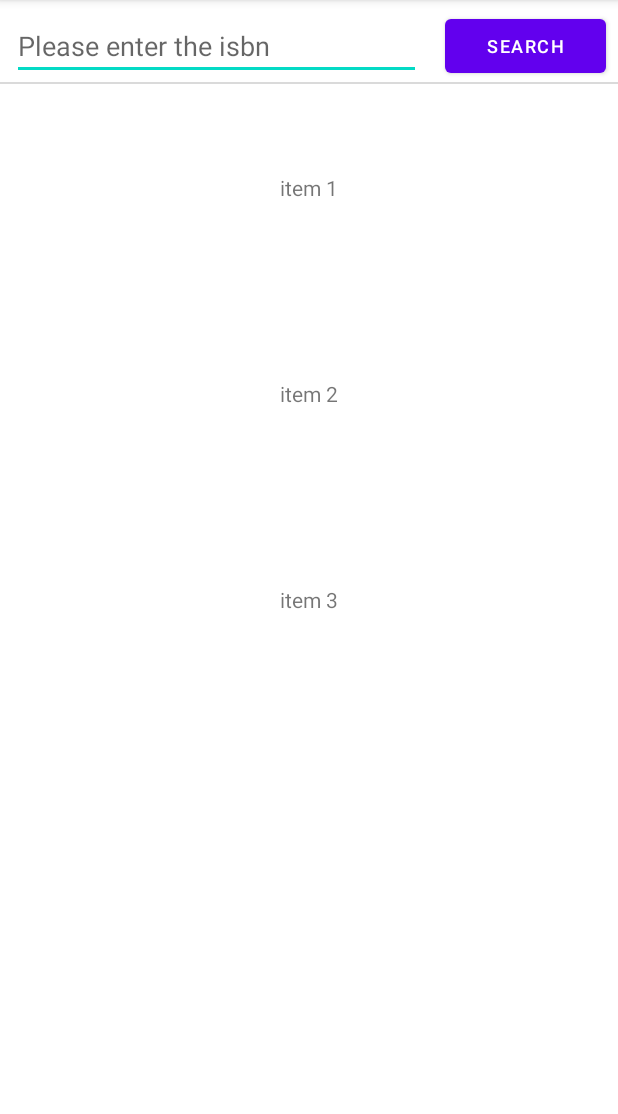
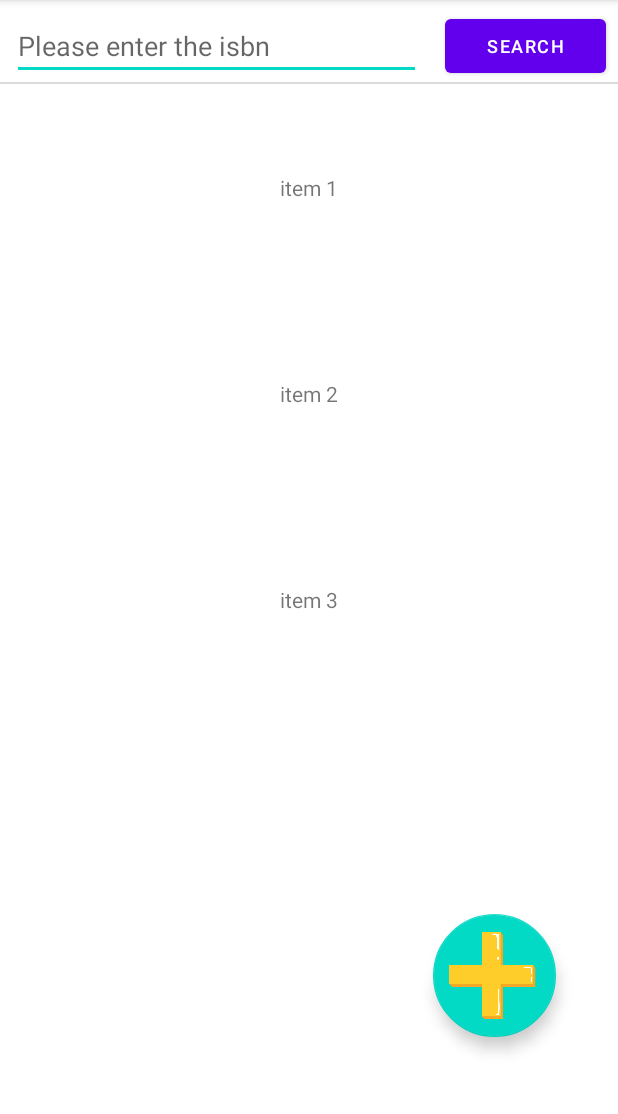
Before and after one commit to bixiao7648/LibraryManager, an Android app: the screen it shows after launch (MainActivity), on a phone screen of 412 x 824 dp, the part 84-1198 px from its top. Run offline under Robolectric (Android 15) with nearby library versions, the phone set to English and light mode, and no system bars.

Commit message:
add book-adding page Reason: requirement Solution: add a jumping button and an editing page

```diff
--- a/app/src/main/java/com/example/librarymanager/MainActivity.kt
+++ b/app/src/main/java/com/example/librarymanager/MainActivity.kt
@@ -5,6 +5,7 @@ import android.os.Bundle
 import androidx.recyclerview.widget.LinearLayoutManager
 import androidx.recyclerview.widget.RecyclerView
 import com.example.librarymanager.recyclerview.BookAdapter
+import com.google.android.material.floatingactionbutton.FloatingActionButton
 
 class MainActivity : AppCompatActivity() {
 
@@ -16,5 +17,8 @@ class MainActivity : AppCompatActivity() {
         recyclerView = findViewById(R.id.books_recycler_view)
         recyclerView.adapter = BookAdapter(listOf("item 1", "item 2", "item 3"))
         recyclerView.layoutManager = LinearLayoutManager(this)
+        findViewById<FloatingActionButton>(R.id.fab).setOnClickListener {
+            BookCenter.getInstance().addNewBook(this)
+        }
     }
 }
--- a/app/src/main/java/com/example/librarymanager/db/BookInfoDao.kt
+++ b/app/src/main/java/com/example/librarymanager/db/BookInfoDao.kt
@@ -1,4 +1,4 @@
-package com.example.dbdemo.db
+package com.example.librarymanager.db
 
 import androidx.room.Dao
 import androidx.room.Delete
--- a/app/src/main/java/com/example/librarymanager/db/BookInfoDatabase.kt
+++ b/app/src/main/java/com/example/librarymanager/db/BookInfoDatabase.kt
@@ -1,4 +1,4 @@
-package com.example.dbdemo.db
+package com.example.librarymanager.db
 
 import android.content.Context
 import androidx.room.Database
--- a/app/src/main/java/com/example/librarymanager/db/BookInfoExt.kt
+++ b/app/src/main/java/com/example/librarymanager/db/BookInfoExt.kt
@@ -1,4 +1,4 @@
-package com.example.dbdemo.db
+package com.example.librarymanager.db
 
 object BookInfoExt {
     const val TABLE_NAME = "book"
--- a/app/src/main/res/layout/activity_main.xml
+++ b/app/src/main/res/layout/activity_main.xml
@@ -43,6 +43,17 @@
         app:layout_constraintTop_toBottomOf="@id/divider"
         app:layout_constraintBottom_toBottomOf="parent" />
 
+    <com.google.android.material.floatingactionbutton.FloatingActionButton
+        android:id="@+id/fab"
+        android:layout_width="0dp"
+        android:layout_height="0dp"
+        android:foreground="@drawable/ic_add"
+        app:layout_constraintDimensionRatio="H,1:1"
+        app:layout_constraintStart_toEndOf="@id/fab_start_guideline"
+        app:layout_constraintEnd_toStartOf="@id/fab_end_guideline"
+        app:layout_constraintBottom_toTopOf="@id/fab_bottom_guideline" />
+
+    <!--border between search box and button-->
     <androidx.constraintlayout.widget.Guideline
         android:id="@+id/search_box_button_guideline"
         android:layout_width="wrap_content"
@@ -50,4 +61,26 @@
         android:orientation="vertical"
         app:layout_constraintGuide_percent="0.7" />
 
+    <!--fab guidelines-->
+    <androidx.constraintlayout.widget.Guideline
+        android:id="@+id/fab_start_guideline"
+        android:layout_width="wrap_content"
+        android:layout_height="wrap_content"
+        android:orientation="vertical"
+        app:layout_constraintGuide_percent="0.7" />
+
+    <androidx.constraintlayout.widget.Guideline
+        android:id="@+id/fab_end_guideline"
+        android:layout_width="wrap_content"
+        android:layout_height="wrap_content"
+        android:orientation="vertical"
+        app:layout_constraintGuide_percent="0.9" />
+
+    <androidx.constraintlayout.widget.Guideline
+        android:id="@+id/fab_bottom_guideline"
+        android:layout_width="wrap_content"
+        android:layout_height="wrap_content"
+        android:orientation="horizontal"
+        app:layout_constraintGuide_percent="0.9" />
+
 </androidx.constraintlayout.widget.ConstraintLayout>
--- a/app/src/main/res/values/colors.xml
+++ b/app/src/main/res/values/colors.xml
@@ -8,4 +8,5 @@
     <color name="black">#FF000000</color>
     <color name="white">#FFFFFFFF</color>
     <color name="divider">#25000000</color>
+    <color name="gray">#FAFAFA</color>
 </resources>
--- a/app/src/main/res/values/strings.xml
+++ b/app/src/main/res/values/strings.xml
@@ -2,4 +2,9 @@
     <string name="app_name">LibraryManager</string>
     <string name="search_button_text">Search</string>
     <string name="search_box_isbn_hint">Please enter the isbn</string>
+    <string name="add_book_title">Book title</string>
+    <string name="add_book_author">Author</string>
+    <string name="add_book_publish_year">Publish year</string>
+    <string name="add_book_isbn">ISBN</string>
+    <string name="add_book_save">SAVE</string>
 </resources>
```
Also changed, not shown: app/src/main/java/com/example/librarymanager/BookCenter.kt (added, +48 -0 lines), app/src/main/java/com/example/librarymanager/db/BookInfo.kt (+7 -7 lines), app/src/main/res/layout/dialog_add_book.xml (added, +144 -0 lines), app/src/main/res/drawable/ic_add.png (added).
